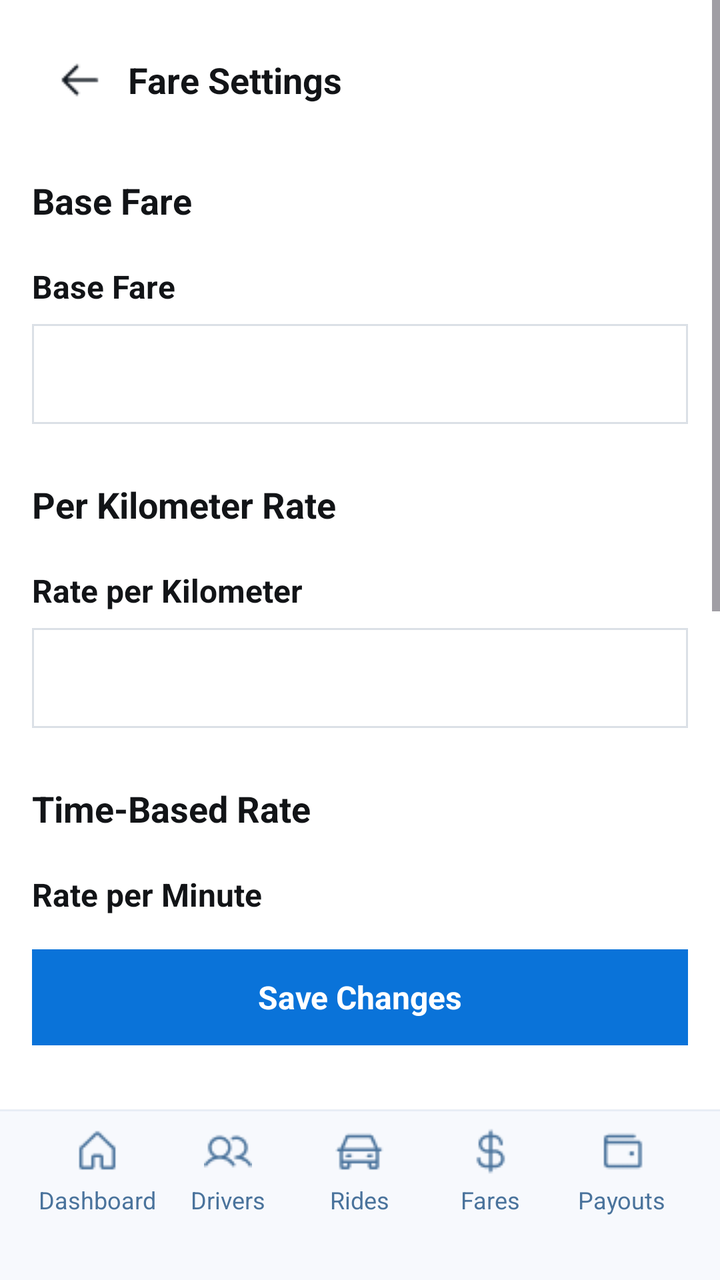
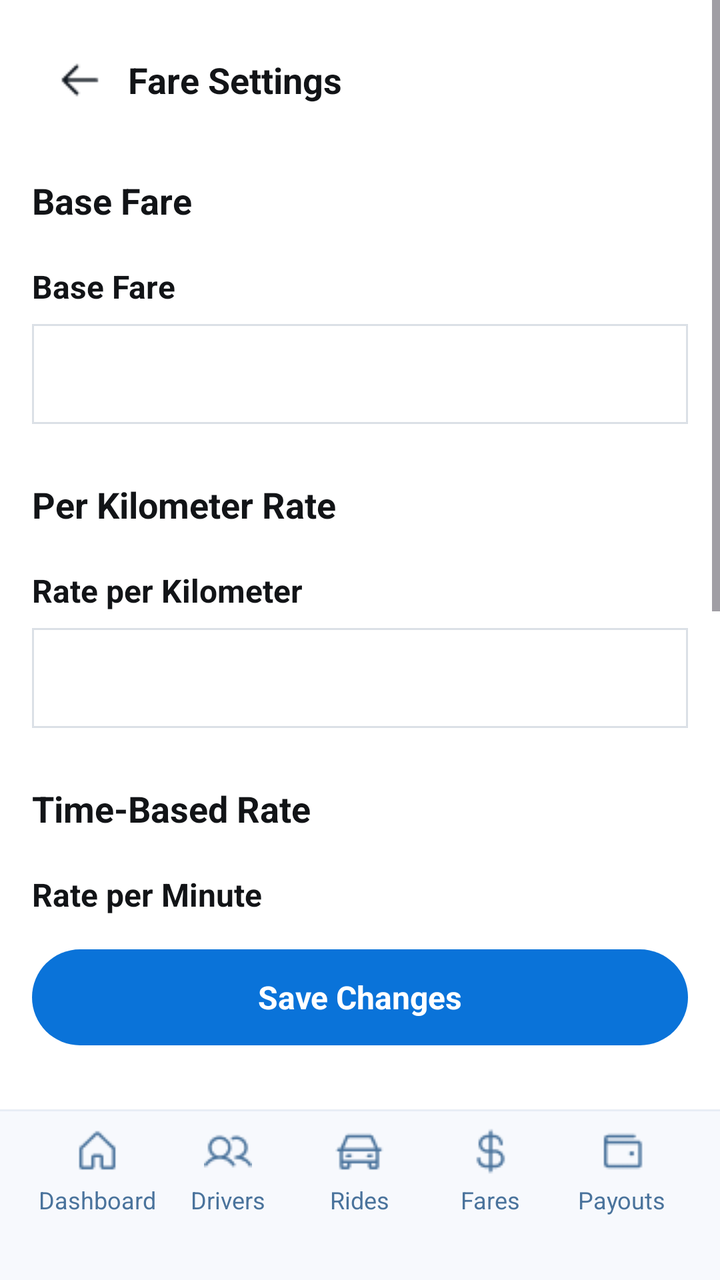

Screens rendered from an Android XML layout before and after an edit, with the pre-edit source and the edit as a unified diff.
<!-- AndroidManifest.xml: application theme Theme.Tricycle_app -->
<!-- res/layout/adminfareset.xml -->
<?xml version="1.0" encoding="utf-8"?>
<LinearLayout xmlns:android="http://schemas.android.com/apk/res/android"
    android:layout_width="match_parent"
    android:layout_height="match_parent"
    android:orientation="vertical"
    android:background="#FFFFFF">

    <ScrollView
        android:layout_width="match_parent"
        android:layout_height="0dp"
        android:layout_weight="1"
        android:fillViewport="true">

        <LinearLayout
            android:layout_width="match_parent"
            android:layout_height="wrap_content"
            android:orientation="vertical"
            android:paddingBottom="20dp">

            <LinearLayout
                android:layout_width="match_parent"
                android:layout_height="wrap_content"
                android:orientation="horizontal"
                android:gravity="center_vertical"
                android:paddingTop="16dp"
                android:paddingBottom="8dp"
                android:paddingStart="16dp"
                android:paddingEnd="16dp">

                <LinearLayout
                    android:layout_width="48dp"
                    android:layout_height="48dp"
                    android:gravity="center">

                    <View
                        android:layout_width="24dp"
                        android:layout_height="24dp"
                        android:background="@drawable/arrow" />
                </LinearLayout>

                <TextView
                    android:layout_width="wrap_content"
                    android:layout_height="wrap_content"
                    android:text="Fare Settings"
                    android:textSize="18sp"
                    android:textStyle="bold"
                    android:textColor="#121417"
                    android:paddingEnd="48dp"/>
            </LinearLayout>

            <TextView
                android:layout_width="match_parent"
                android:layout_height="wrap_content"
                android:text="Base Fare"
                android:textSize="18sp"
                android:textStyle="bold"
                android:textColor="#121417"
                android:paddingStart="16dp"
                android:paddingTop="16dp"
                android:paddingBottom="8dp"/>

            <LinearLayout
                android:layout_width="match_parent"
                android:layout_height="wrap_content"
                android:orientation="vertical"
                android:paddingStart="16dp"
                android:paddingEnd="16dp"
                android:paddingTop="12dp"
                android:paddingBottom="12dp">

                <TextView
                    android:layout_width="wrap_content"
                    android:layout_height="wrap_content"
                    android:text="Base Fare"
                    android:textSize="16sp"
                    android:textStyle="bold"
                    android:textColor="#121417"
                    android:paddingBottom="8dp"/>

                <LinearLayout
                    android:layout_width="match_parent"
                    android:layout_height="wrap_content"
                    android:background="#DBE0E6"
                    android:padding="1dp">
                    <EditText
                        android:layout_width="match_parent"
                        android:layout_height="48dp"
                        android:background="#FFFFFF"
                        android:paddingStart="16dp"
                        android:paddingEnd="16dp"
                        android:inputType="numberDecimal"
                        android:textColor="#121417"/>
                </LinearLayout>
            </LinearLayout>

            <TextView
                android:layout_width="match_parent"
                android:layout_height="wrap_content"
                android:text="Per Kilometer Rate"
                android:textSize="18sp"
                android:textStyle="bold"
                android:textColor="#121417"
                android:paddingStart="16dp"
                android:paddingTop="16dp"
                android:paddingBottom="8dp"/>

            <LinearLayout
                android:layout_width="match_parent"
                android:layout_height="wrap_content"
                android:orientation="vertical"
                android:paddingStart="16dp"
                android:paddingEnd="16dp"
                android:paddingTop="12dp"
                android:paddingBottom="12dp">

                <TextView
                    android:layout_width="wrap_content"
                    android:layout_height="wrap_content"
                    android:text="Rate per Kilometer"
                    android:textSize="16sp"
                    android:textStyle="bold"
                    android:textColor="#121417"
                    android:paddingBottom="8dp"/>

                <LinearLayout
                    android:layout_width="match_parent"
                    android:layout_height="wrap_content"
                    android:background="#DBE0E6"
                    android:padding="1dp">

                    <EditText
                        android:layout_width="match_parent"
                        android:layout_height="48dp"
                        android:background="#FFFFFF"
                        android:paddingStart="16dp"
                        android:paddingEnd="16dp"
                        android:inputType="numberDecimal"
                        android:textColor="#121417"/>
                </LinearLayout>
            </LinearLayout>

            <TextView
                android:layout_width="match_parent"
                android:layout_height="wrap_content"
                android:text="Time-Based Rate"
                android:textSize="18sp"
                android:textStyle="bold"
                android:textColor="#121417"
                android:paddingStart="16dp"
                android:paddingTop="16dp"
                android:paddingBottom="8dp"/>

            <LinearLayout
                android:layout_width="match_parent"
                android:layout_height="wrap_content"
                android:orientation="vertical"
                android:paddingStart="16dp"
                android:paddingEnd="16dp"
                android:paddingTop="12dp"
                android:paddingBottom="12dp">

                <TextView
                    android:layout_width="wrap_content"
                    android:layout_height="wrap_content"
                    android:text="Rate per Minute"
                    android:textSize="16sp"
                    android:textStyle="bold"
                    android:textColor="#121417"
                    android:paddingBottom="8dp"/>

                <LinearLayout
                    android:layout_width="match_parent"
                    android:layout_height="wrap_content"
                    android:background="#DBE0E6"
                    android:padding="1dp">

                    <EditText
                        android:layout_width="match_parent"
                        android:layout_height="48dp"
                        android:background="#FFFFFF"
                        android:paddingStart="16dp"
                        android:paddingEnd="16dp"
                        android:inputType="numberDecimal"
                        android:textColor="#121417"/>
                </LinearLayout>
            </LinearLayout>

            <TextView
                android:layout_width="match_parent"
                android:layout_height="wrap_content"
                android:text="Surge Pricing"
                android:textSize="18sp"
                android:textStyle="bold"
                android:textColor="#121417"
                android:paddingStart="16dp"
                android:paddingTop="16dp"
                android:paddingBottom="8dp"/>

            <LinearLayout
                android:layout_width="match_parent"
                android:layout_height="wrap_content"
                android:orientation="vertical"
                android:paddingStart="16dp"
                android:paddingEnd="16dp"
                android:paddingTop="12dp"
                android:paddingBottom="12dp">

                <TextView
                    android:layout_width="wrap_content"
                    android:layout_height="wrap_content"
                    android:text="Surge Multiplier"
                    android:textSize="16sp"
                    android:textStyle="bold"
                    android:textColor="#121417"
                    android:paddingBottom="8dp"/>

                <LinearLayout
                    android:layout_width="match_parent"
                    android:layout_height="wrap_content"
                    android:background="#DBE0E6"
                    android:padding="1dp">

                    <EditText
                        android:layout_width="match_parent"
                        android:layout_height="48dp"
                        android:background="#FFFFFF"
                        android:paddingStart="16dp"
                        android:paddingEnd="16dp"
                        android:inputType="numberDecimal"
                        android:textColor="#121417"/>
                </LinearLayout>
            </LinearLayout>

        </LinearLayout>
    </ScrollView>

    <LinearLayout
        android:layout_width="match_parent"
        android:layout_height="wrap_content"
        android:paddingStart="16dp"
        android:paddingEnd="16dp"
        android:paddingTop="12dp"
        android:paddingBottom="12dp">

        <TextView
            android:layout_width="match_parent"
            android:layout_height="48dp"
            android:background="#0A73D9"
            android:text="Save Changes"
            android:textColor="#FFFFFF"
            android:gravity="center"
            android:textStyle="bold"
            android:textSize="16sp"
            android:clickable="true"
            android:focusable="true"/>
    </LinearLayout>

    <View
        android:layout_width="match_parent"
        android:layout_height="20dp"
        android:background="#FFFFFF"/>

    <include layout="@layout/adminnavbar" />

</LinearLayout>
<!-- res/layout/adminnavbar.xml (included above) -->
<?xml version="1.0" encoding="utf-8"?>
<LinearLayout xmlns:android="http://schemas.android.com/apk/res/android"
    android:layout_width="match_parent"
    android:layout_height="wrap_content"
    android:orientation="vertical">

    <View
        android:layout_width="match_parent"
        android:layout_height="1dp"
        android:background="#E8EDF5"/>

    <LinearLayout
        android:layout_width="match_parent"
        android:layout_height="wrap_content"
        android:orientation="horizontal"
        android:background="#F7F9FD"
        android:paddingTop="8dp"
        android:paddingBottom="12dp"
        android:paddingStart="16dp"
        android:paddingEnd="16dp">

        <LinearLayout
            android:layout_width="0dp"
            android:layout_height="wrap_content"
            android:layout_weight="1"
            android:orientation="vertical"
            android:gravity="center">

            <View
                android:layout_width="24dp"
                android:layout_height="24dp"
                android:background="@drawable/home" />

            <TextView
                android:layout_width="wrap_content"
                android:layout_height="wrap_content"
                android:text="Dashboard"
                android:textSize="12sp"
                android:textColor="#4A739C"
                android:layout_marginTop="4dp"/>
        </LinearLayout>

        <LinearLayout
            android:layout_width="0dp"
            android:layout_height="wrap_content"
            android:layout_weight="1"
            android:orientation="vertical"
            android:gravity="center">

            <View
                android:layout_width="24dp"
                android:layout_height="24dp"
                android:background="@drawable/users" />

            <TextView
                android:layout_width="wrap_content"
                android:layout_height="wrap_content"
                android:text="Drivers"
                android:textSize="12sp"
                android:textColor="#4A739C"
                android:layout_marginTop="4dp"/>
        </LinearLayout>

        <LinearLayout
            android:layout_width="0dp"
            android:layout_height="wrap_content"
            android:layout_weight="1"
            android:orientation="vertical"
            android:gravity="center">

            <View
                android:layout_width="24dp"
                android:layout_height="24dp"
                android:background="@drawable/ride" />

            <TextView
                android:layout_width="wrap_content"
                android:layout_height="wrap_content"
                android:text="Rides"
                android:textSize="12sp"
                android:textColor="#4A739C"
                android:layout_marginTop="4dp"/>
        </LinearLayout>

        <LinearLayout
            android:layout_width="0dp"
            android:layout_height="wrap_content"
            android:layout_weight="1"
            android:orientation="vertical"
            android:gravity="center">

            <View
                android:layout_width="24dp"
                android:layout_height="24dp"
                android:background="@drawable/money" />

            <TextView
                android:layout_width="wrap_content"
                android:layout_height="wrap_content"
                android:text="Fares"
                android:textSize="12sp"
                android:textColor="#4A739C"
                android:layout_marginTop="4dp"/>
        </LinearLayout>

        <LinearLayout
            android:layout_width="0dp"
            android:layout_height="wrap_content"
            android:layout_weight="1"
            android:orientation="vertical"
            android:gravity="center">

            <View
                android:layout_width="24dp"
                android:layout_height="24dp"
                android:background="@drawable/payout" />

            <TextView
                android:layout_width="wrap_content"
                android:layout_height="wrap_content"
                android:text="Payouts"
                android:textSize="12sp"
                android:textColor="#4A739C"
                android:layout_marginTop="4dp"/>
        </LinearLayout>

    </LinearLayout>

    <View
        android:layout_width="match_parent"
        android:layout_height="20dp"
        android:background="#F7F9FD"/>

</LinearLayout>
<!-- resources referenced by this layout -->
<resources>
  <!-- drawable arrow: png bitmap (drawable, 284 bytes) -->
  <!-- drawable home: png bitmap (drawable, 468 bytes) -->
  <!-- drawable money: png bitmap (drawable, 640 bytes) -->
  <!-- drawable payout: png bitmap (drawable, 415 bytes) -->
  <!-- drawable ride: png bitmap (drawable, 550 bytes) -->
  <!-- drawable users: png bitmap (drawable, 770 bytes) -->
  <style name="Theme.Tricycle_app" parent="Base.Theme.Tricycle_app" />
  <style name="Base.Theme.Tricycle_app" parent="Theme.Material3.DayNight.NoActionBar">
          
          
      </style>
</resources>

<!-- the commit's change to res/layout/adminfareset.xml (unified diff, before → after) -->
@@ -245,7 +245,7 @@
         <TextView
             android:layout_width="match_parent"
             android:layout_height="48dp"
-            android:background="#0A73D9"
+            android:background="@drawable/bg_pill_blue"
             android:text="Save Changes"
             android:textColor="#FFFFFF"
             android:gravity="center"
<!-- resource entries referenced after the edit -->
@@ -1,6 +1,11 @@
 <!-- resources referenced by this layout -->
 <resources>
   <!-- drawable arrow: png bitmap (drawable, 284 bytes) -->
+  <!-- drawable bg_pill_blue (drawable) -->
+  <?xml version="1.0" encoding="utf-8"?>
+  <shape xmlns:android="http://schemas.android.com/apk/res/android"
+      android:shape="rectangle">
+      <solid android:color="#0A73D9" /> <corners android:radius="100dp" /> </shape>
   <!-- drawable home: png bitmap (drawable, 468 bytes) -->
   <!-- drawable money: png bitmap (drawable, 640 bytes) -->
   <!-- drawable payout: png bitmap (drawable, 415 bytes) -->
